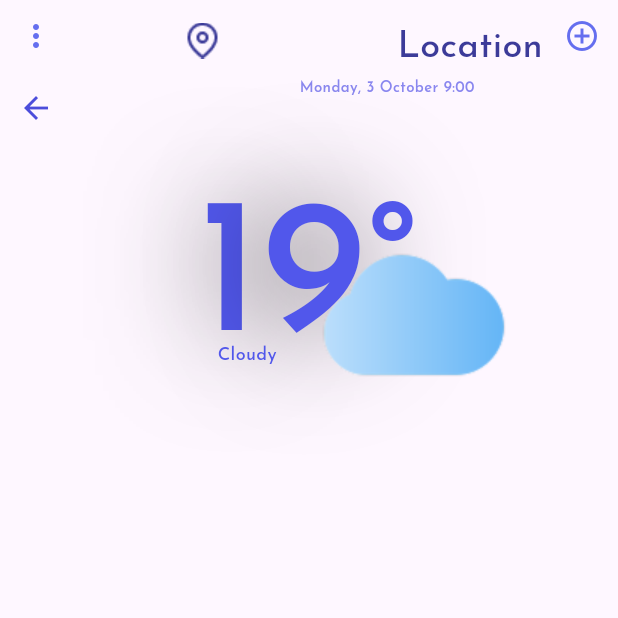
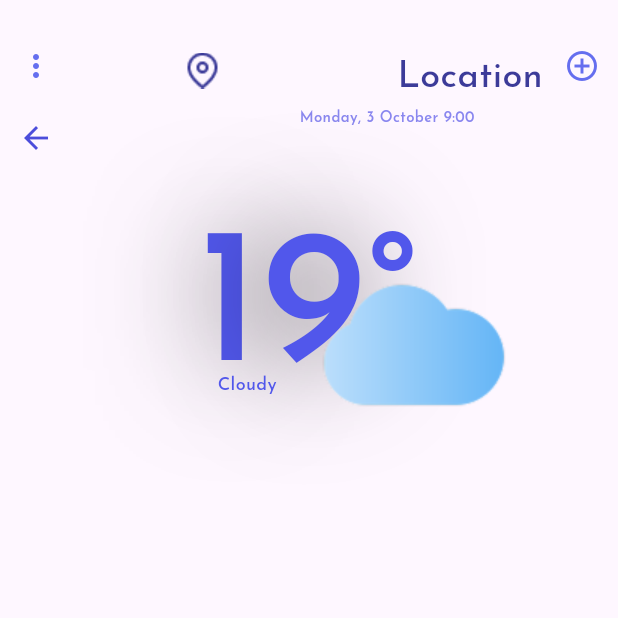
Before and after one commit to Marwannnnnntarek/weather_figma, a Flutter app: the HomeView screen opened by its route, on a phone screen of 412 x 824 dp, the top half of it. Run offline on Flutter 3.47's test engine with Material 3 defaults, Android fonts, the phone set to English and light mode, and no system bars; our stand-ins replace go_router, google_fonts.

Commit message:
add symmetric padding to home view

```diff
--- a/lib/features/home/presentation/views/widgets/HomeViewBody.dart
+++ b/lib/features/home/presentation/views/widgets/HomeViewBody.dart
@@ -15,7 +15,9 @@ class HomeViewBody extends StatelessWidget {
 
   @override
   Widget build(BuildContext context) {
-    return Column(
+    return Padding(
+      padding: const EdgeInsets.symmetric(vertical: 20),
+      child: Column(
         children: [
           Row(
             crossAxisAlignment: CrossAxisAlignment.start,
@@ -49,6 +51,7 @@ class HomeViewBody extends StatelessWidget {
             ],
           ),
         ],
+      ),
     );
   }
 }
```
Lines whose indentation alone changed are shown as unchanged.
